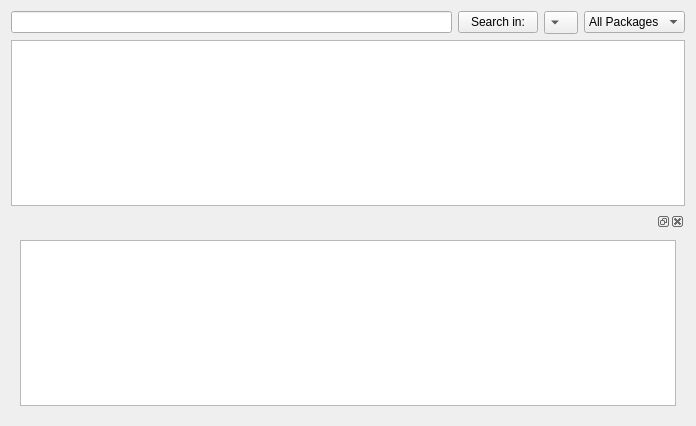
Old version of the form gui/ui/AddRm/PkAddRm.ui in the repository freedesktop-unofficial-mirror/packagekit__PackageKit-Qt.
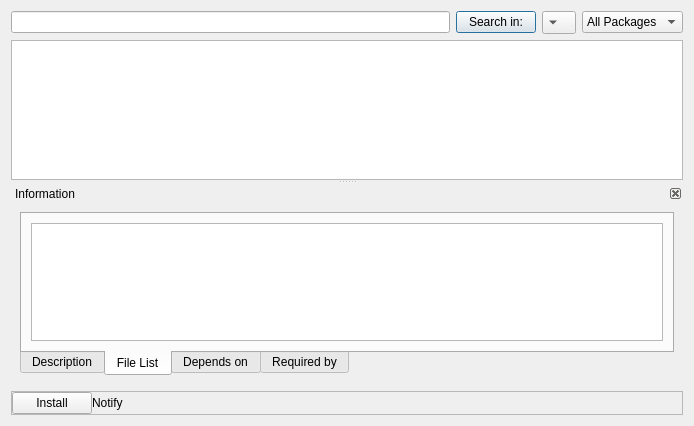
New version of the form. The open tabs and pages were chosen to show the change. Custom widgets are drawn as their Qt base class.

Commit message: Gui Details ok and Slot finished added with some funcionality.

Patch:
```diff
--- a/gui/ui/AddRm/PkAddRm.ui
+++ b/gui/ui/AddRm/PkAddRm.ui
@@ -5,7 +5,7 @@
    <rect>
     <x>0</x>
     <y>0</y>
-    <width>696</width>
+    <width>694</width>
     <height>426</height>
    </rect>
   </property>
@@ -18,7 +18,7 @@
   <property name="windowTitle" >
    <string>Add and Remove Software</string>
   </property>
-  <layout class="QGridLayout" name="gridLayout_2" >
+  <layout class="QGridLayout" name="gridLayout" >
    <item row="0" column="0" >
     <widget class="QLineEdit" name="lineEdit" />
    </item>
@@ -27,6 +27,9 @@
      <property name="text" >
       <string>Search in:</string>
      </property>
+     <property name="default" >
+      <bool>true</bool>
+     </property>
     </widget>
    </item>
    <item row="0" column="2" >
@@ -58,42 +61,256 @@
     </widget>
    </item>
    <item row="1" column="0" colspan="4" >
-    <widget class="QTreeView" name="packageView" >
-     <property name="rootIsDecorated" >
-      <bool>false</bool>
+    <widget class="QSplitter" name="splitter" >
+     <property name="orientation" >
+      <enum>Qt::Vertical</enum>
      </property>
-     <property name="itemsExpandable" >
-      <bool>false</bool>
-     </property>
-     <property name="headerHidden" >
-      <bool>true</bool>
-     </property>
-     <property name="expandsOnDoubleClick" >
-      <bool>false</bool>
-     </property>
+     <widget class="QTreeView" name="packageView" >
+      <property name="sizePolicy" >
+       <sizepolicy vsizetype="Expanding" hsizetype="Expanding" >
+        <horstretch>2</horstretch>
+        <verstretch>0</verstretch>
+       </sizepolicy>
+      </property>
+      <property name="sizeIncrement" >
+       <size>
+        <width>0</width>
+        <height>2</height>
+       </size>
+      </property>
+      <property name="rootIsDecorated" >
+       <bool>false</bool>
+      </property>
+      <property name="itemsExpandable" >
+       <bool>false</bool>
+      </property>
+      <property name="headerHidden" >
+       <bool>true</bool>
+      </property>
+      <property name="expandsOnDoubleClick" >
+       <bool>false</bool>
+      </property>
+     </widget>
+     <widget class="QDockWidget" name="descriptionDW" >
+      <property name="font" >
+       <font>
+        <weight>50</weight>
+        <bold>false</bold>
+       </font>
+      </property>
+      <property name="features" >
+       <set>QDockWidget::DockWidgetClosable|QDockWidget::DockWidgetMovable</set>
+      </property>
+      <property name="windowTitle" >
+       <string>Information</string>
+      </property>
+      <widget class="QWidget" name="dockWidgetContents" >
+       <property name="geometry" >
+        <rect>
+         <x>2</x>
+         <y>22</y>
+         <width>682</width>
+         <height>186</height>
+        </rect>
+       </property>
+       <layout class="QGridLayout" name="gridLayout_2" >
+        <item row="0" column="0" >
+         <widget class="QTabWidget" name="tabWidget" >
+          <property name="windowModality" >
+           <enum>Qt::NonModal</enum>
+          </property>
+          <property name="font" >
+           <font>
+            <stylestrategy>PreferDefault</stylestrategy>
+            <kerning>true</kerning>
+           </font>
+          </property>
+          <property name="tabPosition" >
+           <enum>QTabWidget::South</enum>
+          </property>
+          <property name="tabShape" >
+           <enum>QTabWidget::Rounded</enum>
+          </property>
+          <property name="currentIndex" >
+           <number>0</number>
+          </property>
+          <property name="elideMode" >
+           <enum>Qt::ElideNone</enum>
+          </property>
+          <widget class="QWidget" name="tab" >
+           <property name="geometry" >
+            <rect>
+             <x>0</x>
+             <y>0</y>
+             <width>662</width>
+             <height>141</height>
+            </rect>
+           </property>
+           <attribute name="title" >
+            <string>Description</string>
+           </attribute>
+           <layout class="QGridLayout" name="gridLayout_3" >
+            <item row="0" column="0" >
+             <widget class="KTextBrowser" name="descriptionKTB" />
+            </item>
+           </layout>
+          </widget>
+          <widget class="QWidget" name="tab_2" >
+           <property name="geometry" >
+            <rect>
+             <x>0</x>
+             <y>0</y>
+             <width>662</width>
+             <height>141</height>
+            </rect>
+           </property>
+           <attribute name="title" >
+            <string>File List</string>
+           </attribute>
+           <layout class="QGridLayout" name="gridLayout_4" >
+            <item row="0" column="0" >
+             <widget class="QPlainTextEdit" name="filesPTE" >
+              <property name="autoFillBackground" >
+               <bool>false</bool>
+              </property>
+              <property name="readOnly" >
+               <bool>true</bool>
+              </property>
+             </widget>
+            </item>
+           </layout>
+          </widget>
+          <widget class="QWidget" name="tab_3" >
+           <property name="geometry" >
+            <rect>
+             <x>0</x>
+             <y>0</y>
+             <width>662</width>
+             <height>141</height>
+            </rect>
+           </property>
+           <attribute name="title" >
+            <string>Depends on</string>
+           </attribute>
+           <layout class="QGridLayout" name="gridLayout_5" >
+            <item row="0" column="0" >
+             <widget class="QListView" name="dependsOnLV" >
+              <property name="editTriggers" >
+               <set>QAbstractItemView::NoEditTriggers</set>
+              </property>
+              <property name="showDropIndicator" stdset="0" >
+               <bool>false</bool>
+              </property>
+              <property name="selectionMode" >
+               <enum>QAbstractItemView::NoSelection</enum>
+              </property>
+             </widget>
+            </item>
+           </layout>
+          </widget>
+          <widget class="QWidget" name="tab_4" >
+           <property name="geometry" >
+            <rect>
+             <x>0</x>
+             <y>0</y>
+             <width>662</width>
+             <height>141</height>
+            </rect>
+           </property>
+           <attribute name="title" >
+            <string>Required by</string>
+           </attribute>
+           <layout class="QGridLayout" name="gridLayout_6" >
+            <item row="0" column="0" >
+             <widget class="QListView" name="requiredByLV" >
+              <property name="editTriggers" >
+               <set>QAbstractItemView::NoEditTriggers</set>
+              </property>
+              <property name="showDropIndicator" stdset="0" >
+               <bool>false</bool>
+              </property>
+             </widget>
+            </item>
+           </layout>
+          </widget>
+         </widget>
+        </item>
+       </layout>
+       <zorder>tabWidget</zorder>
+       <zorder></zorder>
+       <zorder></zorder>
+      </widget>
+     </widget>
     </widget>
    </item>
    <item row="2" column="0" colspan="4" >
-    <widget class="QDockWidget" name="descriptionDW" >
-     <widget class="QWidget" name="dockWidgetContents" >
-      <property name="geometry" >
-       <rect>
-        <x>2</x>
-        <y>22</y>
-        <width>684</width>
-        <height>184</height>
-       </rect>
+    <widget class="QFrame" name="notifyF" >
+     <property name="frameShape" >
+      <enum>QFrame::StyledPanel</enum>
+     </property>
+     <property name="frameShadow" >
+      <enum>QFrame::Raised</enum>
+     </property>
+     <layout class="QGridLayout" name="gridLayout_7" >
+      <property name="margin" >
+       <number>0</number>
       </property>
-      <layout class="QGridLayout" name="gridLayout" >
-       <item row="0" column="0" >
-        <widget class="QTextEdit" name="descriptionTE" />
-       </item>
-      </layout>
-     </widget>
+      <property name="spacing" >
+       <number>0</number>
+      </property>
+      <item row="0" column="0" >
+       <widget class="QPushButton" name="actionPB" >
+        <property name="sizePolicy" >
+         <sizepolicy vsizetype="Fixed" hsizetype="Fixed" >
+          <horstretch>0</horstretch>
+          <verstretch>0</verstretch>
+         </sizepolicy>
+        </property>
+        <property name="minimumSize" >
+         <size>
+          <width>80</width>
+          <height>0</height>
+         </size>
+        </property>
+        <property name="maximumSize" >
+         <size>
+          <width>80</width>
+          <height>16777215</height>
+         </size>
+        </property>
+        <property name="text" >
+         <string>Install</string>
+        </property>
+       </widget>
+      </item>
+      <item row="0" column="1" >
+       <widget class="QLabel" name="notifyL" >
+        <property name="sizePolicy" >
+         <sizepolicy vsizetype="Preferred" hsizetype="Expanding" >
+          <horstretch>0</horstretch>
+          <verstretch>0</verstretch>
+         </sizepolicy>
+        </property>
+        <property name="autoFillBackground" >
+         <bool>false</bool>
+        </property>
+        <property name="text" >
+         <string>Notify</string>
+        </property>
+       </widget>
+      </item>
+     </layout>
     </widget>
    </item>
   </layout>
  </widget>
+ <customwidgets>
+  <customwidget>
+   <class>KTextBrowser</class>
+   <extends>QTextBrowser</extends>
+   <header>ktextbrowser.h</header>
+  </customwidget>
+ </customwidgets>
  <resources/>
  <connections/>
 </ui>
```
The commit also changes 5 other files.
